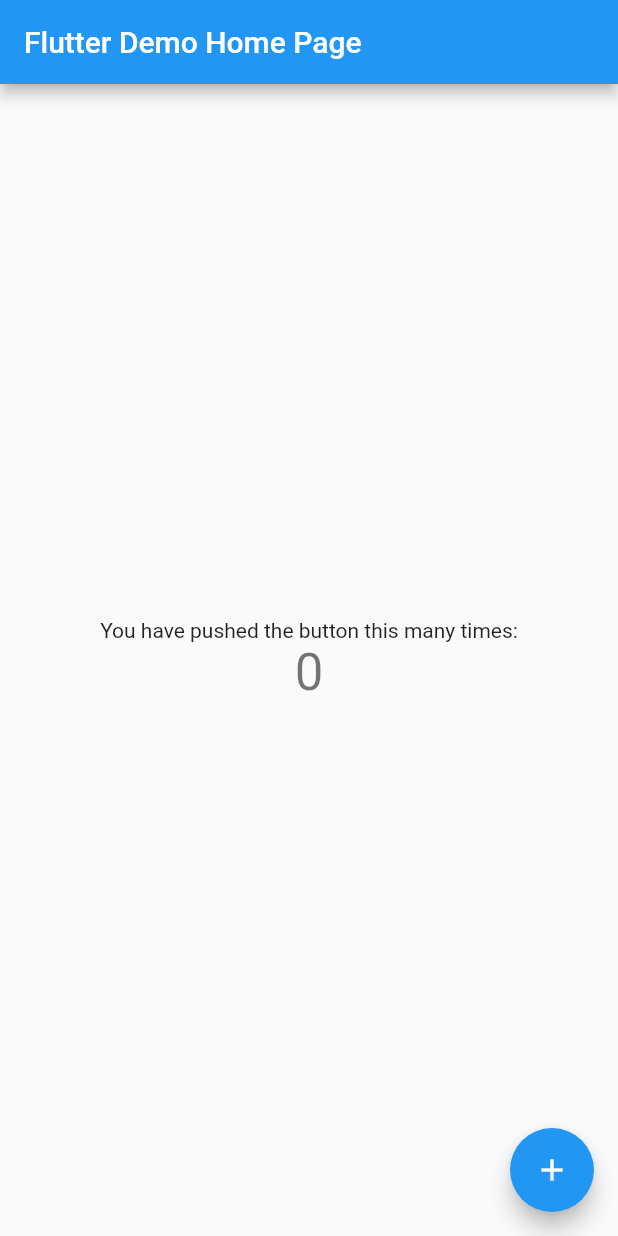
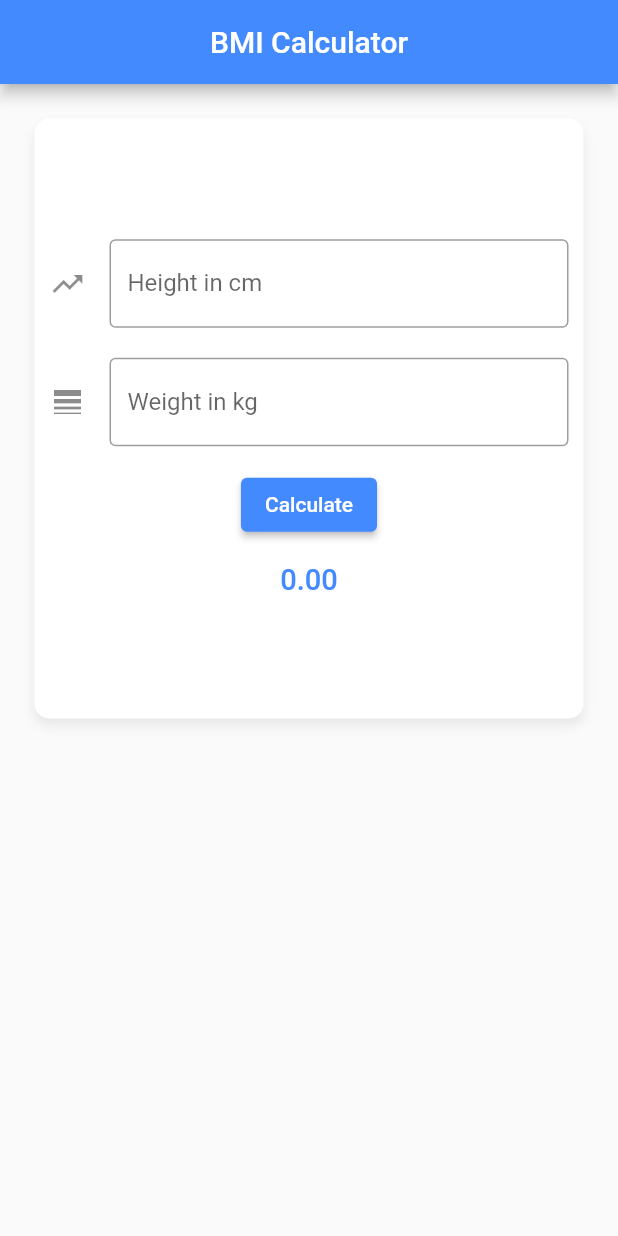
Before and after one commit to ashutosh-rai-78/bmi_calculator, a Flutter app: the screen it shows after launch, on a phone screen of 412 x 824 dp. Run offline on Flutter 3.47's test engine with Material 2 defaults, Android fonts, the light colour scheme and no system bars.

Commit message:
final commit

```diff
--- a/lib/home_page.dart
+++ b/lib/home_page.dart
@@ -0,0 +1,98 @@
+import 'package:flutter/material.dart';
+
+class HomePage extends StatefulWidget {
+  @override
+  _HomePageState createState() => _HomePageState();
+}
+
+class _HomePageState extends State<HomePage> {
+  final TextEditingController _heightController = TextEditingController();
+  final TextEditingController _weightController = TextEditingController();
+
+  double _result = 0.0;
+
+  @override
+  Widget build(BuildContext context) {
+    return Scaffold(
+      appBar: AppBar(
+        title: Text('BMI Calculator'),
+        centerTitle: true,
+        backgroundColor: Colors.blueAccent,
+      ),
+      body: Padding(
+        padding: const EdgeInsets.all(8.0),
+        child: Container(
+          margin: EdgeInsets.all(15),
+          decoration: BoxDecoration(
+            color: Colors.white,
+            borderRadius: BorderRadius.circular(10),
+            // ignore: prefer_const_literals_to_create_immutables
+            boxShadow: [
+              const BoxShadow(
+                color: Color(0xffe8e8e8),
+                blurRadius: 5,
+                offset: Offset(0, 5),
+              ),
+            ],
+          ),
+          height: 400,
+          padding: EdgeInsets.symmetric(horizontal: 10.0),
+          child: Column(
+            mainAxisAlignment: MainAxisAlignment.center,
+            children: <Widget>[
+              TextField(
+                controller: _heightController,
+                keyboardType: TextInputType.number,
+                decoration: InputDecoration(
+                  border: OutlineInputBorder(),
+                  labelText: 'Height in cm',
+                  icon: Icon(Icons.trending_up),
+                ),
+              ),
+              SizedBox(height: 20),
+              TextField(
+                controller: _weightController,
+                keyboardType: TextInputType.number,
+                decoration: InputDecoration(
+                  border: OutlineInputBorder(),
+                  labelText: 'Weight in kg',
+                  icon: Icon(Icons.line_weight),
+                ),
+              ),
+              SizedBox(height: 15),
+              ElevatedButton(
+                style: ElevatedButton.styleFrom(primary: Colors.blueAccent),
+                child: Text(
+                  "Calculate",
+                  style: TextStyle(color: Colors.white),
+                ),
+                onPressed: calculateBMI,
+              ),
+              SizedBox(height: 15),
+              Text(
+                _result == null
+                    ? "Enter Value"
+                    : "${_result.toStringAsFixed(2)}",
+                style: TextStyle(
+                  color: Colors.blueAccent,
+                  fontSize: 19.4,
+                  fontWeight: FontWeight.w500,
+                ),
+              ),
+            ],
+          ),
+        ),
+      ),
+    );
+  }
+
+  void calculateBMI() {
+    double height = double.parse(_heightController.text) / 100;
+    double weight = double.parse(_weightController.text);
+
+    double heightSquare = height * height;
+    double result = weight / heightSquare;
+    _result = result;
+    setState(() {});
+  }
+}
--- a/lib/main.dart
+++ b/lib/main.dart
@@ -1,3 +1,4 @@
+import 'package:bmi_calculator/home_page.dart';
 import 'package:flutter/material.dart';
 
 void main() {
@@ -24,92 +25,7 @@
         // is not restarted.
         primarySwatch: Colors.blue,
       ),
-      home: const MyHomePage(title: 'Flutter Demo Home Page'),
+      home: HomePage(),
     );
   }
 }
-
-class MyHomePage extends StatefulWidget {
-  const MyHomePage({Key? key, required this.title}) : super(key: key);
-
-  // This widget is the home page of your application. It is stateful, meaning
-  // that it has a State object (defined below) that contains fields that affect
-  // how it looks.
-
-  // This class is the configuration for the state. It holds the values (in this
-  // case the title) provided by the parent (in this case the App widget) and
-  // used by the build method of the State. Fields in a Widget subclass are
-  // always marked "final".
-
-  final String title;
-
-  @override
-  State<MyHomePage> createState() => _MyHomePageState();
-}
-
-class _MyHomePageState extends State<MyHomePage> {
-  int _counter = 0;
-
-  void _incrementCounter() {
-    setState(() {
-      // This call to setState tells the Flutter framework that something has
-      // changed in this State, which causes it to rerun the build method below
-      // so that the display can reflect the updated values. If we changed
-      // _counter without calling setState(), then the build method would not be
-      // called again, and so nothing would appear to happen.
-      _counter++;
-    });
-  }
-
-  @override
-  Widget build(BuildContext context) {
-    // This method is rerun every time setState is called, for instance as done
-    // by the _incrementCounter method above.
-    //
-    // The Flutter framework has been optimized to make rerunning build methods
-    // fast, so that you can just rebuild anything that needs updating rather
-    // than having to individually change instances of widgets.
-    return Scaffold(
-      appBar: AppBar(
-        // Here we take the value from the MyHomePage object that was created by
-        // the App.build method, and use it to set our appbar title.
-        title: Text(widget.title),
-      ),
-      body: Center(
-        // Center is a layout widget. It takes a single child and positions it
-        // in the middle of the parent.
-        child: Column(
-          // Column is also a layout widget. It takes a list of children and
-          // arranges them vertically. By default, it sizes itself to fit its
-          // children horizontally, and tries to be as tall as its parent.
-          //
-          // Invoke "debug painting" (press "p" in the console, choose the
-          // "Toggle Debug Paint" action from the Flutter Inspector in Android
-          // Studio, or the "Toggle Debug Paint" command in Visual Studio Code)
-          // to see the wireframe for each widget.
-          //
-          // Column has various properties to control how it sizes itself and
-          // how it positions its children. Here we use mainAxisAlignment to
-          // center the children vertically; the main axis here is the vertical
-          // axis because Columns are vertical (the cross axis would be
-          // horizontal).
-          mainAxisAlignment: MainAxisAlignment.center,
-          children: <Widget>[
-            const Text(
-              'You have pushed the button this many times:',
-            ),
-            Text(
-              '$_counter',
-              style: Theme.of(context).textTheme.headline4,
-            ),
-          ],
-        ),
-      ),
-      floatingActionButton: FloatingActionButton(
-        onPressed: _incrementCounter,
-        tooltip: 'Increment',
-        child: const Icon(Icons.add),
-      ), // This trailing comma makes auto-formatting nicer for build methods.
-    );
-  }
-}
```
Also changed, not shown: 9 other files.
